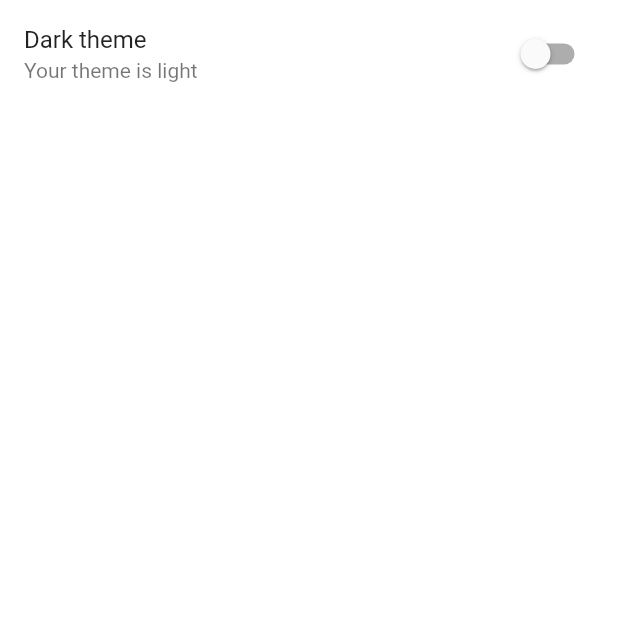
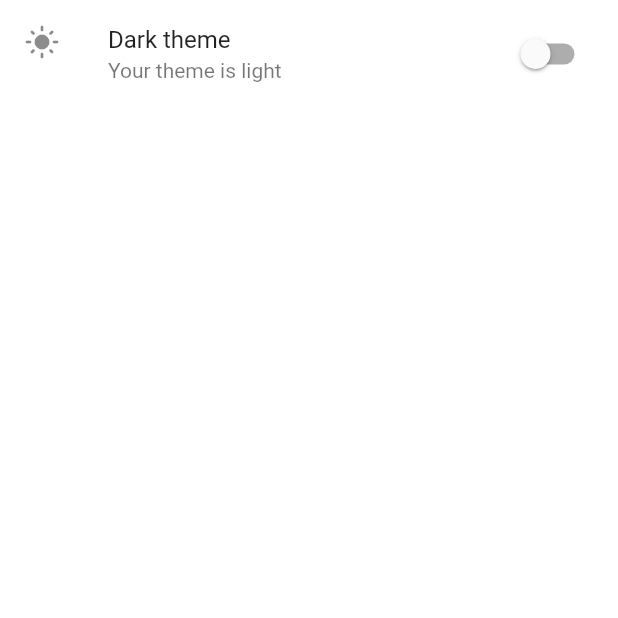
Before and after one commit to alessandrocataldi/thememode, a Flutter app: the Settings screen opened directly, on a phone screen of 412 x 824 dp, the top half of it. Run offline on Flutter 3.47's test engine with Material 2 defaults, Android fonts, the light colour scheme and no system bars; missing offline and left inert: shared_preferences_web.

Commit message:
update icons

```diff
--- a/lib/scaffold/settings.dart
+++ b/lib/scaffold/settings.dart
@@ -18,10 +18,15 @@ class _SettingsState extends State<Settings> {
     final text = Provider.of<ThemeProvider>(context).themeMode == ThemeMode.dark
         ? 'dark'
         : 'light';
+    Icon iconMode =
+        Provider.of<ThemeProvider>(context).themeMode == ThemeMode.dark
+            ? const Icon(Icons.dark_mode)
+            : const Icon(Icons.light_mode);
     return Scaffold(
       body: Column(
         children: [
           ListTile(
+            leading: iconMode,
             title: const Text("Dark theme"),
             subtitle: Text("Your theme is $text"),
             trailing: const ChangeThemeButtonWidget(),
```
Also changed, not shown: 3 other files.
